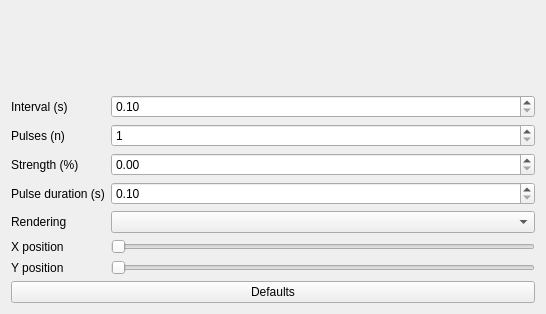
First picture: the form in Effects/SmoothBlink/SmoothBlink.ui, repository DLdota/OpenRGBEffectsPlugin, before the edit.
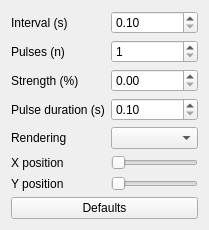
Second picture: the form after the edit. Custom widgets are drawn as their Qt base class.

Diff of the .ui file:
```diff
--- a/Effects/SmoothBlink/SmoothBlink.ui
+++ b/Effects/SmoothBlink/SmoothBlink.ui
@@ -6,36 +6,15 @@
    <rect>
     <x>0</x>
     <y>0</y>
-    <width>546</width>
-    <height>314</height>
+    <width>209</width>
+    <height>226</height>
    </rect>
   </property>
   <property name="windowTitle">
    <string>Form</string>
   </property>
   <layout class="QGridLayout" name="gridLayout">
-   <item row="2" column="0">
-    <widget class="QLabel" name="pulses_label">
-     <property name="text">
-      <string>Pulses (n)</string>
-     </property>
-    </widget>
-   </item>
-   <item row="8" column="0" colspan="2">
-    <widget class="QPushButton" name="defaults">
-     <property name="text">
-      <string>Defaults</string>
-     </property>
-    </widget>
-   </item>
-   <item row="3" column="0">
-    <widget class="QLabel" name="strength_label">
-     <property name="text">
-      <string>Strength (%)</string>
-     </property>
-    </widget>
-   </item>
-   <item row="2" column="1">
+   <item row="1" column="1">
     <widget class="QSpinBox" name="pulses">
      <property name="minimum">
       <number>1</number>
@@ -45,34 +24,59 @@
      </property>
     </widget>
    </item>
-   <item row="3" column="1">
-    <widget class="QDoubleSpinBox" name="strength">
-     <property name="minimum">
-      <double>0.000000000000000</double>
+   <item row="4" column="1">
+    <widget class="QComboBox" name="rendering"/>
+   </item>
+   <item row="5" column="1">
+    <widget class="QTooltipedSlider" name="cx">
+     <property name="orientation">
+      <enum>Qt::Horizontal</enum>
      </property>
-     <property name="maximum">
-      <double>1.000000000000000</double>
+    </widget>
+   </item>
+   <item row="6" column="1">
+    <widget class="QTooltipedSlider" name="cy">
+     <property name="orientation">
+      <enum>Qt::Horizontal</enum>
      </property>
-     <property name="singleStep">
-      <double>0.010000000000000</double>
-     </property>
     </widget>
    </item>
-   <item row="1" column="0">
+   <item row="0" column="0">
     <widget class="QLabel" name="interval_label">
      <property name="text">
       <string>Interval (s)</string>
      </property>
     </widget>
    </item>
-   <item row="4" column="0">
+   <item row="6" column="0">
+    <widget class="QLabel" name="cy_label">
+     <property name="text">
+      <string>Y position</string>
+     </property>
+    </widget>
+   </item>
+   <item row="3" column="0">
     <widget class="QLabel" name="pulse_duration_label">
      <property name="text">
       <string>Pulse duration (s)</string>
      </property>
     </widget>
    </item>
-   <item row="4" column="1">
+   <item row="0" column="1">
+    <widget class="QDoubleSpinBox" name="interval">
+     <property name="minimum">
+      <double>0.100000000000000</double>
+     </property>
+    </widget>
+   </item>
+   <item row="2" column="0">
+    <widget class="QLabel" name="strength_label">
+     <property name="text">
+      <string>Strength (%)</string>
+     </property>
+    </widget>
+   </item>
+   <item row="3" column="1">
     <widget class="QDoubleSpinBox" name="pulse_duration">
      <property name="minimum">
       <double>0.100000000000000</double>
@@ -85,61 +89,44 @@
      </property>
     </widget>
    </item>
-   <item row="5" column="0">
+   <item row="7" column="0" colspan="2">
+    <widget class="QPushButton" name="defaults">
+     <property name="text">
+      <string>Defaults</string>
+     </property>
+    </widget>
+   </item>
+   <item row="2" column="1">
+    <widget class="QDoubleSpinBox" name="strength">
+     <property name="minimum">
+      <double>0.000000000000000</double>
+     </property>
+     <property name="maximum">
+      <double>1.000000000000000</double>
+     </property>
+     <property name="singleStep">
+      <double>0.010000000000000</double>
+     </property>
+    </widget>
+   </item>
+   <item row="4" column="0">
     <widget class="QLabel" name="rendering_label">
      <property name="text">
       <string>Rendering</string>
      </property>
     </widget>
    </item>
-   <item row="0" column="0" colspan="2">
-    <spacer name="poo">
-     <property name="orientation">
-      <enum>Qt::Vertical</enum>
-     </property>
-     <property name="sizeHint" stdset="0">
-      <size>
-       <width>20</width>
-       <height>40</height>
-      </size>
-     </property>
-    </spacer>
-   </item>
-   <item row="6" column="0">
+   <item row="5" column="0">
     <widget class="QLabel" name="cx_label">
      <property name="text">
       <string>X position</string>
      </property>
     </widget>
    </item>
-   <item row="5" column="1">
-    <widget class="QComboBox" name="rendering"/>
-   </item>
-   <item row="1" column="1">
-    <widget class="QDoubleSpinBox" name="interval">
-     <property name="minimum">
-      <double>0.100000000000000</double>
-     </property>
-    </widget>
-   </item>
-   <item row="7" column="0">
-    <widget class="QLabel" name="cy_label">
+   <item row="1" column="0">
+    <widget class="QLabel" name="pulses_label">
      <property name="text">
-      <string>Y position</string>
-     </property>
-    </widget>
-   </item>
-   <item row="6" column="1">
-    <widget class="QTooltipedSlider" name="cx">
-     <property name="orientation">
-      <enum>Qt::Horizontal</enum>
-     </property>
-    </widget>
-   </item>
-   <item row="7" column="1">
-    <widget class="QTooltipedSlider" name="cy">
-     <property name="orientation">
-      <enum>Qt::Horizontal</enum>
+      <string>Pulses (n)</string>
      </property>
     </widget>
    </item>
```
